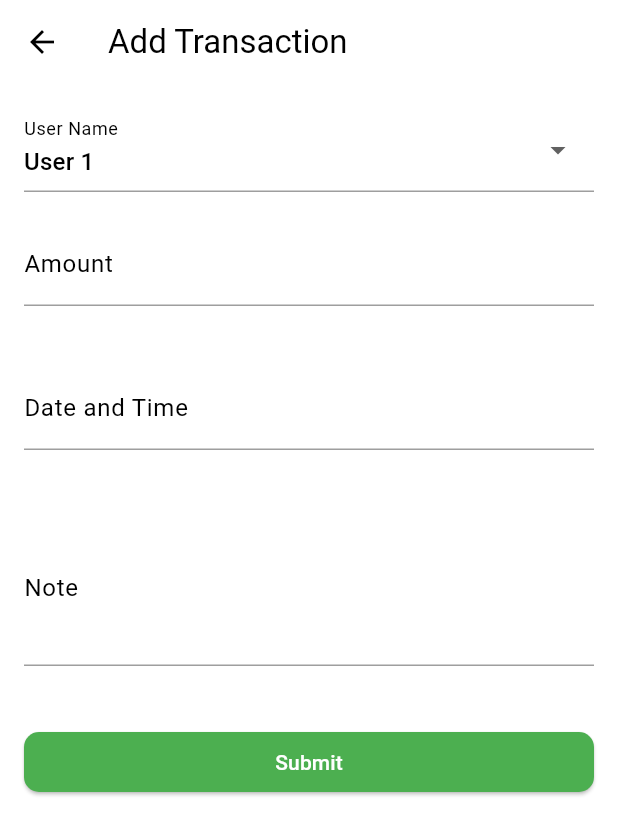
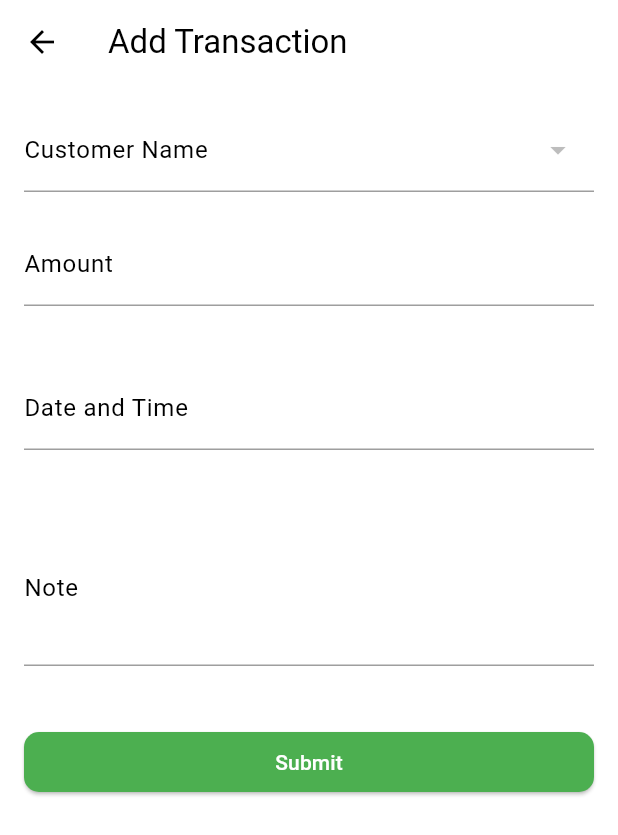
Before and after one commit to khuram2025/cstore_flutter_firebase, a Flutter app: the AddTransactionScreen screen opened directly with empty values, on a phone screen of 412 x 824 dp. Shown: the top 835 px of the screen. Run offline on Flutter 3.47's test engine with Material 3 defaults, Android fonts, the light colour scheme and no system bars; our stand-ins replace font_awesome_flutter, shared_preferences; accounts and stored records are empty; network calls fail.

Commit message:
working on add trasactions

```diff
--- a/lib/model/data.dart
+++ b/lib/model/data.dart
@@ -207,3 +207,11 @@ class DataModel with ChangeNotifier {
     notifyListeners();
   }
 }
+
+
+class Customer {
+  final int id;
+  final String name;
+
+  Customer({required this.id, required this.name});
+}
--- a/lib/pages/ledger/addTransaction.dart
+++ b/lib/pages/ledger/addTransaction.dart
@@ -2,28 +2,43 @@ import 'package:flutter/material.dart';
 import 'package:intl/intl.dart';
 
 import '../../ApiService.dart';
+import '../../model/data.dart';
 
 class AddTransactionScreen extends StatefulWidget {
   final bool isGiven;
+  final String customerId; // Add customerId as a parameter
+  final String customerName; // Add customerName as a parameter
 
-  const AddTransactionScreen({Key? key, required this.isGiven}) : super(key: key);
+  const AddTransactionScreen({
+    Key? key,
+    required this.isGiven,
+    required this.customerId, // Ensure it's required or provide a default/fallback value
+    required this.customerName, // Ensure it's required or provide a default/fallback value
+  }) : super(key: key);
+
 
   @override
   _AddTransactionScreenState createState() => _AddTransactionScreenState();
 }
 
+
 class _AddTransactionScreenState extends State<AddTransactionScreen> {
   final TextEditingController _amountController = TextEditingController();
   final TextEditingController _noteController = TextEditingController();
   DateTime _selectedDate = DateTime.now();
-  String selectedUser = 'User 1';
-  List<String> users = ['User 1', 'User 2', 'User 3'];
+  String selectedUser = 'User 1'; // This will be replaced with actual logic.
+  // Assume customers list is populated either statically or from an API call for dropdown.
+  List<Customer> customers = [];
 
   @override
   void initState() {
     super.initState();
     _selectedDate = DateTime.now();
+    // Since selectedUser is used for dropdown, ensure the logic aligns with what you intend for customer selection.
+    selectedUser = widget.customerId; // Pre-select the customer based on passed ID.
+    print("AddTransactionScreen customerId: ${widget.customerId}"); // Print customerId to console.
   }
+
 
   @override
   Widget build(BuildContext context) {
@@ -53,7 +68,7 @@ class _AddTransactionScreenState extends State<AddTransactionScreen> {
     return DropdownButtonFormField<String>(
       value: selectedUser,
       decoration: InputDecoration(
-        labelText: 'User Name',
+        labelText: 'Customer Name',
         border: OutlineInputBorder(),
       ),
       onChanged: (String? newValue) {
@@ -61,14 +76,15 @@ class _AddTransactionScreenState extends State<AddTransactionScreen> {
           selectedUser = newValue!;
         });
       },
-      items: users.map<DropdownMenuItem<String>>((String value) {
+      items: customers.map<DropdownMenuItem<String>>((Customer customer) {
         return DropdownMenuItem<String>(
-          value: value,
-          child: Text(value),
+          value: customer.id.toString(),
+          child: Text(customer.name),
         );
       }).toList(),
     );
   }
+
 
   Widget _buildAmountInput() {
     return Padding(
@@ -148,14 +164,14 @@ class _AddTransactionScreenState extends State<AddTransactionScreen> {
       child: ElevatedButton(
         child: Text('Submit', style: TextStyle(color: Colors.white)),
         onPressed: () async {
-          // Assuming selectedUser somehow maps to customerAccountId
-          String customerAccountId = "appropriate_customer_account_id"; // This should be set based on your application's logic
+          // Use widget.customerId directly for the customerAccountId
+          String customerAccountId = widget.customerId;
           double amount = double.tryParse(_amountController.text) ?? 0;
           String transactionType = widget.isGiven ? "Given" : "Received";
           DateTime? date = _selectedDate;
           String? notes = _noteController.text.isNotEmpty ? _noteController.text : null;
 
-          // Call createTransaction with dynamic values
+          // Update the API call to use the correct customerAccountId
           bool result = await createTransaction(
             customerAccountId: customerAccountId,
             amount: amount,
@@ -186,4 +202,5 @@ class _AddTransactionScreenState extends State<AddTransactionScreen> {
 
 
 
+
 }
--- a/lib/pages/ledger/customer_tab.dart
+++ b/lib/pages/ledger/customer_tab.dart
@@ -45,13 +45,17 @@ class _CustomerTabState extends State<CustomerTab> {
                 onTap: () {
                   Navigator.push(
                     context,
-                    MaterialPageRoute(builder: (context) => CustomerDetailPage(
-                      name: customer['name'],
-                      balanceDue: customer['balanceDue'].toString(), // Assuming you still need to pass this
-                      mobileNumber: customer['phone'] ?? 'No Mobile Number', // Assuming 'mobileNumber' is the key
-                    )),
+                    MaterialPageRoute(
+                      builder: (context) => CustomerDetailPage(
+                        name: customer['name'],
+                        balanceDue: customer['balanceDue'].toString(),
+                        mobileNumber: customer['phone'] ?? 'No Mobile Number',
+                        customerId: customer['id'].toString(), // Convert ID to string if it's not already
+                      ),
+                    ),
                   );
                 },
+
 
               );
             }).toList(),
```
Also changed, not shown: lib/pages/ledger/customer/customerDetail.dart (+18 -9 lines), pubspec.lock.
